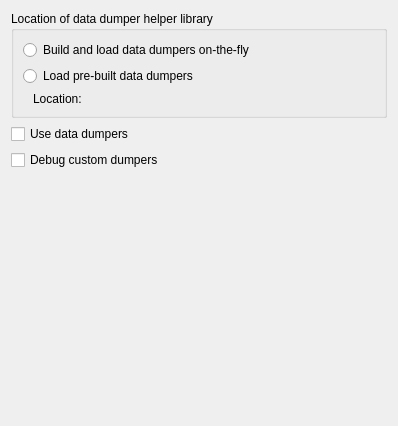
qt-creator/qt-creator, file src/plugins/debugger/dumperoptionpage.ui: the form before one commit.
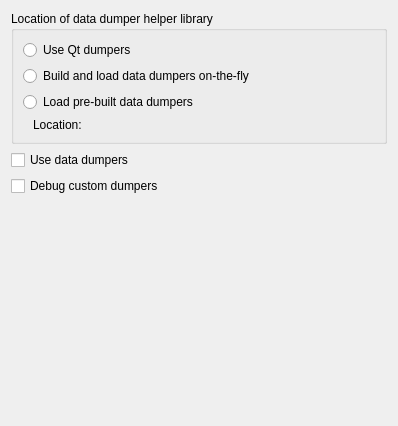
The form after the commit. Custom widgets are drawn as their Qt base class.

Commit message: debugger: use dumpers build alongside Qt

```diff
--- a/src/plugins/debugger/dumperoptionpage.ui
+++ b/src/plugins/debugger/dumperoptionpage.ui
@@ -21,6 +21,13 @@
      </property>
      <layout class="QGridLayout" name="gridLayout">
       <item row="0" column="0">
+       <widget class="QRadioButton" name="radioButtonUseQtDumpers">
+        <property name="text">
+         <string>Use Qt dumpers</string>
+        </property>
+       </widget>
+      </item>
+      <item row="1" column="0">
        <widget class="QRadioButton" name="radioButtonBuildDumpersOnTheFly">
         <property name="toolTip">
          <string>This is the slowest but safest option.</string>
@@ -30,14 +37,14 @@
         </property>
        </widget>
       </item>
-      <item row="1" column="0">
+      <item row="2" column="0">
        <widget class="QRadioButton" name="radioButtonUsePrebuiltDumpers">
         <property name="text">
          <string>Load pre-built data dumpers</string>
         </property>
        </widget>
       </item>
-      <item row="2" column="0">
+      <item row="3" column="0">
        <layout class="QHBoxLayout" name="horizontalLayout">
         <item>
          <spacer name="horizontalSpacer">
```
The commit also changes 8 other files.
